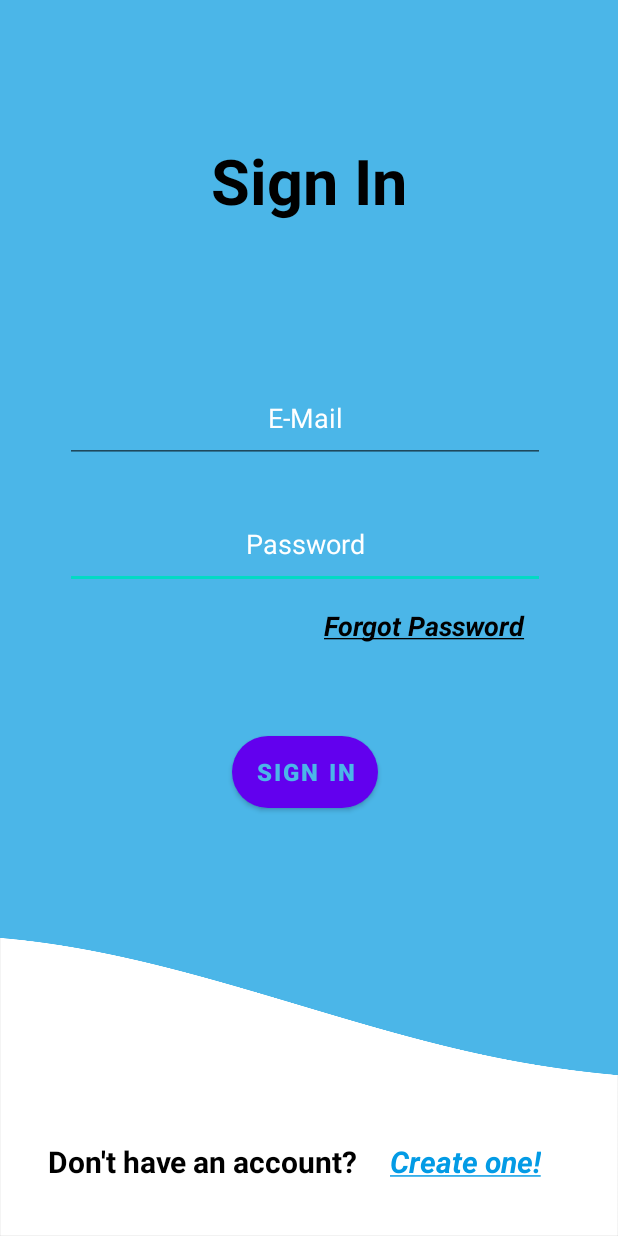
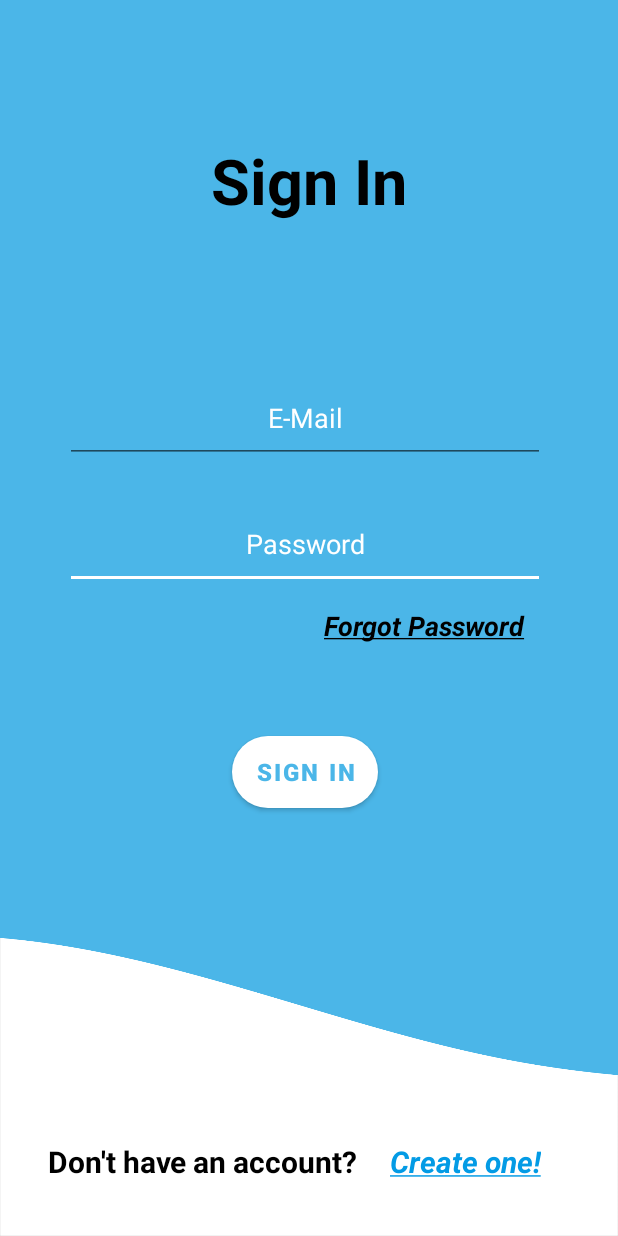
Before and after one commit to angelodias01/Quiz, an Android app: the screen it shows after launch (quiz_login), after a tap on "afa", on a phone screen of 412 x 824 dp. Run offline under Robolectric (Android 15) with nearby library versions, the phone set to English and light mode, and no system bars.

Commit message:
Update on main screen

```diff
--- a/app/src/main/res/values/themes.xml
+++ b/app/src/main/res/values/themes.xml
@@ -2,15 +2,20 @@
     <!-- Base application theme. -->
     <style name="Theme.Quiz" parent="Theme.MaterialComponents.DayNight.NoActionBar">
         <!-- Primary brand color. -->
-        <item name="colorPrimary">@color/purple_500</item>
-        <item name="colorPrimaryVariant">@color/purple_700</item>
-        <item name="colorOnPrimary">@color/white</item>
+        <item name="colorPrimary">@color/white</item>
+        <item name="colorPrimaryVariant">#4BB6E8</item>
+        <item name="colorOnPrimary">@color/black</item>
         <!-- Secondary brand color. -->
-        <item name="colorSecondary">@color/teal_200</item>
-        <item name="colorSecondaryVariant">@color/teal_700</item>
+        <item name="colorSecondary">@color/white</item>
+        <item name="colorSecondaryVariant">#4BB6E8</item>
         <item name="colorOnSecondary">@color/black</item>
         <!-- Status bar color. -->
         <item name="android:statusBarColor">?attr/colorPrimaryVariant</item>
         <!-- Customize your theme here. -->
+        <!--This is for enabling transitions-->
+        <item name="android:windowActivityTransitions">true</item>
+        <!--Setting up enter and exit transitions-->
+        <item name="android:windowEnterTransition">@transition/trans_anim</item>
+        <item name="android:windowExitTransition">@transition/trans_anim</item>
     </style>
 </resources>
```
